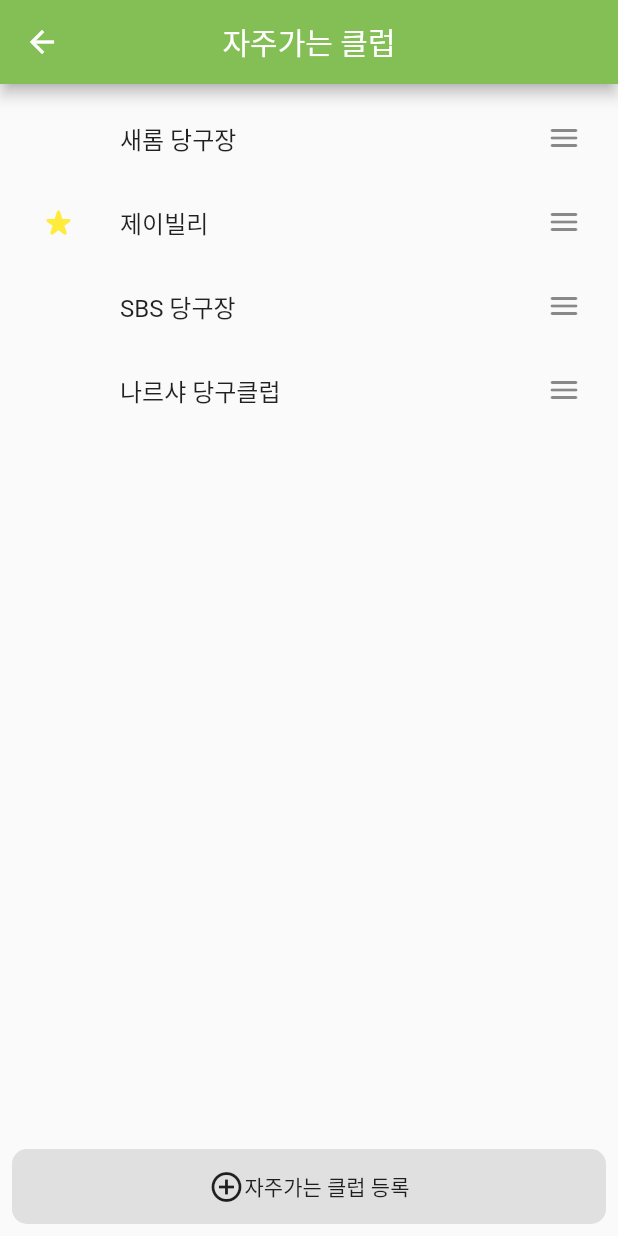
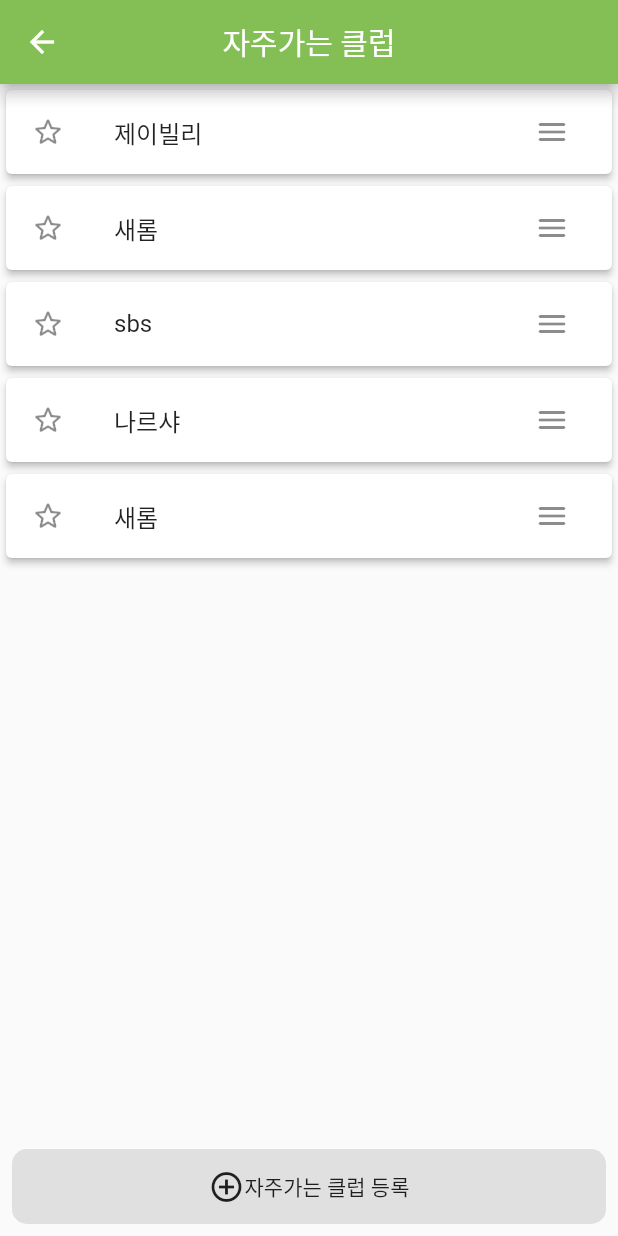
Before and after one commit to jspark2201/JayBilli_Mobile, a Flutter app: the MyFavoriteClub screen opened directly, on a phone screen of 412 x 824 dp. Run offline on Flutter 3.47's test engine with Material 2 defaults, Android fonts, the phone set to English and light mode, and no system bars; our stand-ins replace carousel_pro, cloud_firestore, email_validator, firebase_auth, flutter_datetime_picker, fluttertoast and 1 more; missing offline and left inert: flutter_statusbarcolor, vibrate; accounts and stored records are empty; network calls fail.

Commit message:
reorderableListView - 01

```diff
--- a/jaybilli_mobile/lib/data/my_favorite_club_item.dart
+++ b/jaybilli_mobile/lib/data/my_favorite_club_item.dart
@@ -1,7 +1,9 @@
 class MyFavoriteClubItem {
+  final String key;
   final String title;
   final String url;
+  final bool bookMark;
 
-  const MyFavoriteClubItem(this.title, this.url);
+  const MyFavoriteClubItem(this.key, this.title, this.url, this.bookMark);
 
 }
--- a/jaybilli_mobile/lib/my_favorite_club.dart
+++ b/jaybilli_mobile/lib/my_favorite_club.dart
@@ -14,17 +14,17 @@ class _MyFavoriteClubState extends State<MyFavoriteClub> {
   bool _canVibrate = true;
   final key = GlobalKey<AnimatedListState>();
 
-  //final items = List.from(MyFavoriteClubData.myFavoriteClubList);
-  final List<String> items = ['새롬 당구장', '제이빌리', 'SBS 당구장', '나르샤 당구클럽'];
+  final items = List.from(MyFavoriteClubData.myFavoriteClubList);
+  //List<String> items= ['새롬 당구장', '제이빌리', 'SBS 당구장', '나르샤 당구클럽'];
 
   @override
   void initState() {
     // TODO: implement initState
     super.initState();
-    CanUseVibrate();
+    canUseVibrate();
   }
 
-  CanUseVibrate() async {
+  canUseVibrate() async {
     bool canVibrate = await Vibrate.canVibrate;
     setState(() {
       _canVibrate = canVibrate;
@@ -45,35 +45,127 @@ class _MyFavoriteClubState extends State<MyFavoriteClub> {
       body: SafeArea(
           child: Column(
         children: [
+          // Expanded(
+          //   child: ListView.builder(
+          //       padding: EdgeInsets.all(8.0),
+          //       itemCount: items.length,
+          //       itemBuilder: (BuildContext context, int index) {
+          //         final item = items[index];
+          //         return Dismissible(
+          //           key: Key(item),
+          //           child: ListTile(
+          //             leading: index == 1
+          //                 ? SizedBox(
+          //                     width: 30.0,
+          //                     child: Icon(
+          //                       Icons.star_rate_rounded,
+          //                       color: Colors.yellow,
+          //                     ))
+          //                 : SizedBox(
+          //                     width: 30.0,
+          //                   ),
+          //             trailing: GestureDetector(
+          //                 onLongPress: (){
+          //                   print('asdasda');
+          //                   //Vibrate.vibrate();
+          //                 },
+          //                 child: Icon(Icons.menu_rounded)),
+          //             title: Text('$item'),
+          //           ),
+          //           background: slideRightBackground(),
+          //           secondaryBackground: slideLeftBackground(),
+          //           confirmDismiss: (direction) async {
+          //             if (direction == DismissDirection.endToStart) {
+          //               final bool endToStartResult = await showDialog(
+          //                   context: context,
+          //                   builder: (BuildContext context) {
+          //                     return AlertDialog(
+          //                         content: Text(
+          //                             "${items[index]}을(를) 자주가는 목록에서 삭제하시겠습니까?"),
+          //                         actions: <Widget>[
+          //                           FlatButton(
+          //                             child: Text(
+          //                               "아니오",
+          //                               style: TextStyle(color: Colors.black),
+          //                             ),
+          //                             onPressed: () {
+          //                               Navigator.of(context).pop();
+          //                             },
+          //                           ),
+          //                           FlatButton(
+          //                             child: Text(
+          //                               "삭제",
+          //                               style: TextStyle(color: Colors.red),
+          //                             ),
+          //                             onPressed: () {
+          //                               // TODO: Delete the item from DB etc..
+          //                               setState(() {
+          //                                 items.removeAt(index);
+          //                               });
+          //                               Navigator.of(context).pop();
+          //                             },
+          //                           ),
+          //                         ]);
+          //                   });
+          //               return endToStartResult;
+          //             } else {
+          //               // 해당 당구장을 즐겨찾기 설정할 것인지 물어보는 다이얼로그
+          //               final bool startToEndResult = await showDialog(
+          //                   context: context,
+          //                   builder: (BuildContext context) {
+          //                     return AlertDialog(
+          //                         content: Text(
+          //                             "${items[index]}을(를) 즐겨찾는 클럽으로 등록하시겠습니까?"),
+          //                         actions: <Widget>[
+          //                           FlatButton(
+          //                             child: Text(
+          //                               "아니오",
+          //                               style: TextStyle(color: Colors.black),
+          //                             ),
+          //                             onPressed: () {
+          //                               Navigator.of(context).pop();
+          //                             },
+          //                           ),
+          //                           FlatButton(
+          //                             child: Text(
+          //                               "등록",
+          //                               style: TextStyle(color: Colors.green),
+          //                             ),
+          //                             onPressed: () {
+          //                               // TODO: Delete the item from DB etc..
+          //                               setState(() {});
+          //                               Navigator.of(context).pop();
+          //                             },
+          //                           ),
+          //                         ]);
+          //                   });
+          //               return startToEndResult;
+          //             }
+          //           },
+          //         );
+          //       }),
+          // ),
           Expanded(
-            child: ListView.builder(
-                padding: EdgeInsets.all(8.0),
-                itemCount: items.length,
-                itemBuilder: (BuildContext context, int index) {
-                  final item = items[index];
-                  return Dismissible(
-                    key: Key(item),
-                    child: ListTile(
-                      leading: index == 1
-                          ? SizedBox(
-                              width: 30.0,
-                              child: Icon(
-                                Icons.star_rate_rounded,
-                                color: Colors.yellow,
-                              ))
-                          : SizedBox(
-                              width: 30.0,
-                            ),
-                      trailing: GestureDetector(
-                          onLongPress: (){
-                            print('asdasda');
-                            //Vibrate.vibrate();
-                          },
-                          child: Icon(Icons.menu_rounded)),
-                      title: Text('$item'),
-                    ),
+            child: ReorderableListView(
+                children: [
+                  for(final item in items)
+                    Dismissible(
+                      key: Key(item.key),
                       background: slideRightBackground(),
                       secondaryBackground: slideLeftBackground(),
+                      child: Card(
+                        key: ValueKey(item),
+                        elevation: 2,
+                        child: ListTile(
+                          title: Text(item.title),
+                          leading: item.bookMark?Icon(Icons.star_rate_rounded, color: Colors.yellow,):Icon(Icons.star_border_rounded),
+                          trailing: IconButton(
+                              onPressed: (){
+
+                              },
+                              icon: Icon(Icons.menu_rounded)),
+                        ),
+                      ),
                       confirmDismiss: (direction) async {
                         if (direction == DismissDirection.endToStart) {
                           final bool endToStartResult = await showDialog(
@@ -81,7 +173,7 @@ class _MyFavoriteClubState extends State<MyFavoriteClub> {
                               builder: (BuildContext context) {
                                 return AlertDialog(
                                     content: Text(
-                                      "${items[index]}을(를) 자주가는 목록에서 삭제하시겠습니까?"),
+                                        "${item.title}을(를) 자주가는 목록에서 삭제하시겠습니까?"),
                                     actions: <Widget>[
                                       FlatButton(
                                         child: Text(
@@ -100,7 +192,7 @@ class _MyFavoriteClubState extends State<MyFavoriteClub> {
                                         onPressed: () {
                                           // TODO: Delete the item from DB etc..
                                           setState(() {
-                                          items.removeAt(index);
+                                            items.removeAt(items.indexOf(item));
                                           });
                                           Navigator.of(context).pop();
                                         },
@@ -115,7 +207,7 @@ class _MyFavoriteClubState extends State<MyFavoriteClub> {
                               builder: (BuildContext context) {
                                 return AlertDialog(
                                     content: Text(
-                                      "${items[index]}을(를) 즐겨찾는 클럽으로 등록하시겠습니까?"),
+                                        "${item.title}을(를) 즐겨찾는 클럽으로 등록하시겠습니까?"),
                                     actions: <Widget>[
                                       FlatButton(
                                         child: Text(
@@ -133,7 +225,9 @@ class _MyFavoriteClubState extends State<MyFavoriteClub> {
                                         ),
                                         onPressed: () {
                                           // TODO: Delete the item from DB etc..
-                                        setState(() {});
+                                          setState(() {
+
+                                          });
                                           Navigator.of(context).pop();
                                         },
                                       ),
@@ -142,8 +236,18 @@ class _MyFavoriteClubState extends State<MyFavoriteClub> {
                           return startToEndResult;
                         }
                       },
-                  );
-                }),
+                    )
+                ],
+                onReorder: (int oldIndex, int newIndex) {
+                  setState(() {
+                    if(newIndex>oldIndex){
+                      newIndex-=1;
+                    }
+                    final item = items.removeAt(oldIndex);
+                    items.insert(newIndex, item);
+                  });
+                }
+                ),
           ),
           InkWell(
             onTap: () {
--- a/jaybilli_mobile/lib/my_favorite_club_data.dart
+++ b/jaybilli_mobile/lib/my_favorite_club_data.dart
@@ -2,10 +2,10 @@ import 'package:jaybilli_mobile/data/my_favorite_club_item.dart';
 
 class MyFavoriteClubData {
   static final List<MyFavoriteClubItem> myFavoriteClubList = [
-    MyFavoriteClubItem('제이빌리','https://images.unsplash.com/photo-1563636619-e9143da7973b?ixlib=rb-1.2.1&ixid=eyJhcHBfaWQiOjEyMDd9&auto=format&fit=crop&w=701&q=80'),
-    MyFavoriteClubItem('새롬','https://images.unsplash.com/photo-1563636619-e9143da7973b?ixlib=rb-1.2.1&ixid=eyJhcHBfaWQiOjEyMDd9&auto=format&fit=crop&w=701&q=80'),
-    MyFavoriteClubItem('sbs','https://images.unsplash.com/photo-1563636619-e9143da7973b?ixlib=rb-1.2.1&ixid=eyJhcHBfaWQiOjEyMDd9&auto=format&fit=crop&w=701&q=80'),
-    MyFavoriteClubItem('나르샤','https://images.unsplash.com/photo-1563636619-e9143da7973b?ixlib=rb-1.2.1&ixid=eyJhcHBfaWQiOjEyMDd9&auto=format&fit=crop&w=701&q=80'),
-
+    MyFavoriteClubItem('aa','제이빌리','https://images.unsplash.com/photo-1563636619-e9143da7973b?ixlib=rb-1.2.1&ixid=eyJhcHBfaWQiOjEyMDd9&auto=format&fit=crop&w=701&q=80', false),
+    MyFavoriteClubItem('bb','새롬','https://images.unsplash.com/photo-1563636619-e9143da7973b?ixlib=rb-1.2.1&ixid=eyJhcHBfaWQiOjEyMDd9&auto=format&fit=crop&w=701&q=80', false),
+    MyFavoriteClubItem('cc','sbs','https://images.unsplash.com/photo-1563636619-e9143da7973b?ixlib=rb-1.2.1&ixid=eyJhcHBfaWQiOjEyMDd9&auto=format&fit=crop&w=701&q=80', false),
+    MyFavoriteClubItem('dd','나르샤','https://images.unsplash.com/photo-1563636619-e9143da7973b?ixlib=rb-1.2.1&ixid=eyJhcHBfaWQiOjEyMDd9&auto=format&fit=crop&w=701&q=80', false),
+    MyFavoriteClubItem('ee','새롬','https://images.unsplash.com/photo-1563636619-e9143da7973b?ixlib=rb-1.2.1&ixid=eyJhcHBfaWQiOjEyMDd9&auto=format&fit=crop&w=701&q=80', false),
   ];
 }
--- a/jaybilli_mobile/lib/root_page.dart
+++ b/jaybilli_mobile/lib/root_page.dart
@@ -2,6 +2,7 @@ import 'package:firebase_auth/firebase_auth.dart';
 import 'package:flutter/material.dart';
 import 'package:jaybilli_mobile/home_page.dart';
 import 'package:jaybilli_mobile/my_account_page.dart';
+import 'package:jaybilli_mobile/search_club_page.dart';
 
 import 'constant/contants.dart';
 
@@ -38,7 +39,7 @@ class _RootPageState extends State<RootPage> {
   }
 
   List _pageList = [
-    Text('클럽 검색'),
+    SearchClubPage(),
     HomePage(),
     MyAccountPage(),
   ];
```
Also changed, not shown: jaybilli_mobile/lib/search_club_page.dart (added, +22 -0 lines), 2 other files. Lines whose indentation alone changed are shown as unchanged.
